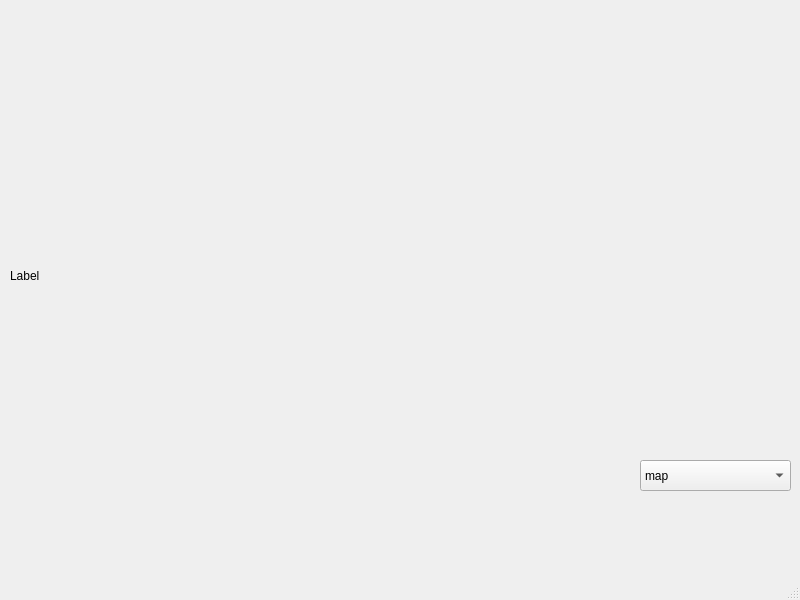
Old version of the form design.ui in the repository samsadlonka/yandex_API_practice.
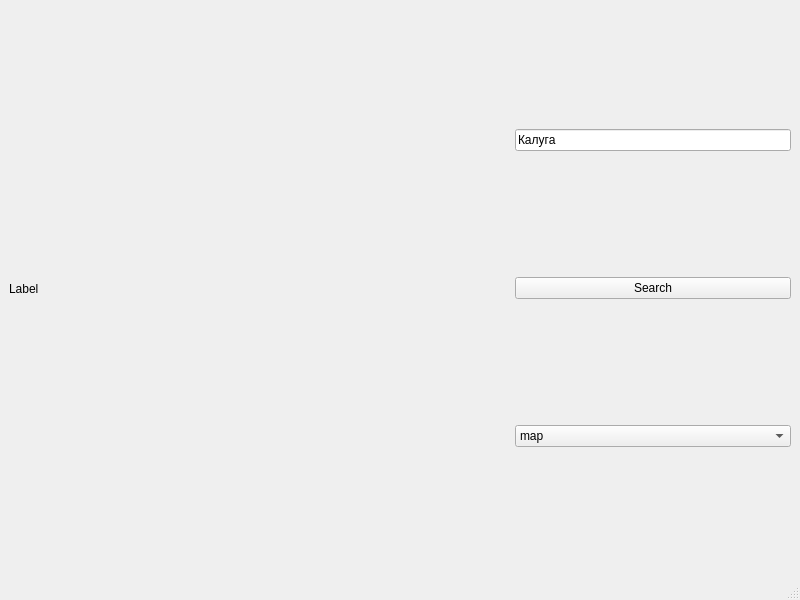
New version of the form.

Commit message: лагает жутко...

What changed in the file:
```diff
--- a/design.ui
+++ b/design.ui
@@ -14,28 +14,44 @@
    <string>MainWindow</string>
   </property>
   <widget class="QWidget" name="centralwidget">
+   <layout class="QHBoxLayout" name="horizontalLayout_2">
+    <item>
    <widget class="QLabel" name="label">
-    <property name="geometry">
-     <rect>
-      <x>10</x>
-      <y>0</y>
-      <width>541</width>
-      <height>551</height>
-     </rect>
+      <property name="minimumSize">
+       <size>
+        <width>500</width>
+        <height>500</height>
+       </size>
     </property>
     <property name="text">
      <string>Label</string>
     </property>
    </widget>
+    </item>
+    <item>
+     <layout class="QVBoxLayout" name="verticalLayout">
+      <item>
+       <widget class="QLineEdit" name="lineEdit">
+        <property name="focusPolicy">
+         <enum>Qt::NoFocus</enum>
+        </property>
+        <property name="text">
+         <string>Калуга</string>
+        </property>
+       </widget>
+      </item>
+      <item>
+       <widget class="QPushButton" name="pushButton">
+        <property name="focusPolicy">
+         <enum>Qt::NoFocus</enum>
+        </property>
+        <property name="text">
+         <string>Search</string>
+        </property>
+       </widget>
+      </item>
+      <item>
    <widget class="QComboBox" name="comboBox">
-    <property name="geometry">
-     <rect>
-      <x>640</x>
-      <y>460</y>
-      <width>151</width>
-      <height>31</height>
-     </rect>
-    </property>
     <property name="focusPolicy">
      <enum>Qt::NoFocus</enum>
     </property>
@@ -58,6 +74,10 @@
      </property>
     </item>
    </widget>
+      </item>
+     </layout>
+    </item>
+   </layout>
   </widget>
   <widget class="QMenuBar" name="menubar">
    <property name="geometry">
```
Lines whose indentation alone changed are shown as unchanged. The commit also changes 2 other files.
